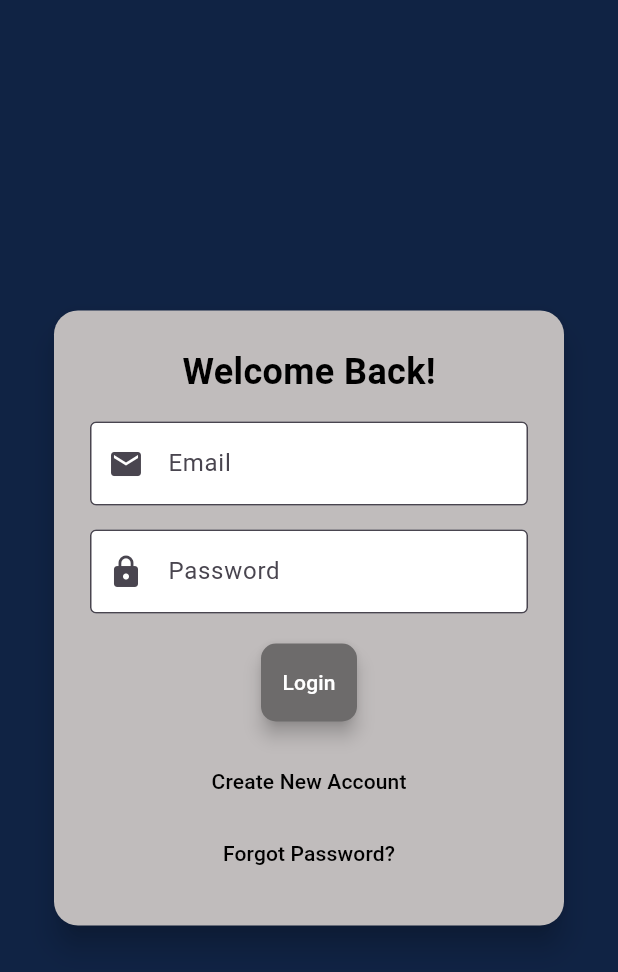
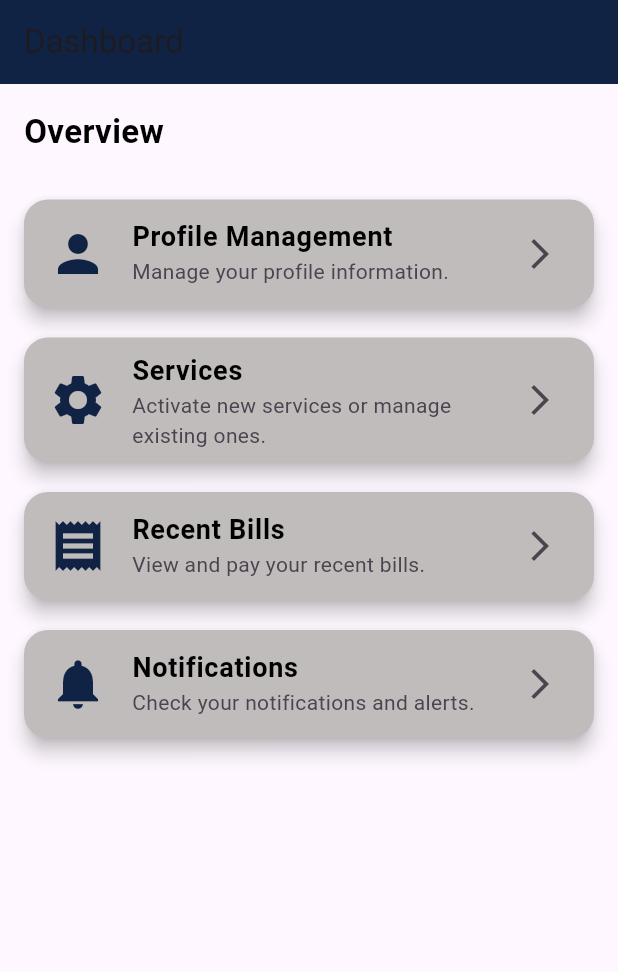
Before and after one commit to UCSC19-Middleware-Architechture-Group/Mobile-Frontend, a Flutter app: the screen it shows after launch, on a phone screen of 412 x 824 dp. Shown: the top 972 px of the screen. Run offline on Flutter 3.47's test engine with Material 3 defaults, Android fonts, the phone set to English and light mode, and no system bars.

Commit message:
Added dashboard page

```diff
--- a/lib/main.dart
+++ b/lib/main.dart
@@ -1,5 +1,6 @@
 import 'package:flutter/material.dart';
-import 'pages/login_page.dart';
+import 'pages/dashboard_page.dart'; // Import your dashboard page
+
 
 void main() {
   runApp(MyApp());
@@ -9,11 +10,15 @@
   @override
   Widget build(BuildContext context) {
     return MaterialApp(
-      title: 'Sri-Care',
+      title: 'Your App Title',
+      theme: ThemeData(
+        primarySwatch: Colors.blue,
+      ),
       initialRoute: '/',
       routes: {
-        '/': (context) => LoginPage(),
+        '/': (context) => DashboardPage(),
 
+        // Define other routes here
       },
     );
   }
--- /dev/null
+++ b/lib/pages/dashboard_page.dart
@@ -0,0 +1,98 @@
+import 'package:flutter/material.dart';
+
+class DashboardPage extends StatelessWidget {
+  @override
+  Widget build(BuildContext context) {
+    return Scaffold(
+      appBar: AppBar(
+        title: Text('Dashboard'), // Added title for clarity
+        backgroundColor: Color.fromARGB(255, 16, 35, 68), // Dark blue background
+      ),
+      body: Padding(
+        padding: const EdgeInsets.all(16.0),
+        child: Column(
+          crossAxisAlignment: CrossAxisAlignment.start,
+          children: [
+            Text(
+              'Overview',
+              style: TextStyle(
+                fontSize: 22,
+                fontWeight: FontWeight.bold,
+                color: Colors.black,
+              ),
+            ),
+            SizedBox(height: 20),
+            _buildCard(
+              title: 'Profile Management',
+              icon: Icons.person,
+              description: 'Manage your profile information.',
+              onTap: () {
+                // Navigate to profile management page
+                Navigator.pushNamed(context, '/profile');
+              },
+            ),
+            _buildCard(
+              title: 'Services',
+              icon: Icons.settings,
+              description: 'Activate new services or manage existing ones.',
+              onTap: () {
+                // Navigate to services page
+                Navigator.pushNamed(context, '/services');
+              },
+            ),
+            _buildCard(
+              title: 'Recent Bills',
+              icon: Icons.receipt,
+              description: 'View and pay your recent bills.',
+              onTap: () {
+                // Navigate to bills page
+                Navigator.pushNamed(context, '/bills');
+              },
+            ),
+            _buildCard(
+              title: 'Notifications',
+              icon: Icons.notifications,
+              description: 'Check your notifications and alerts.',
+              onTap: () {
+                // Navigate to notifications page
+                Navigator.pushNamed(context, '/notifications'); // Updated line
+              },
+            ),
+          ],
+        ),
+      ),
+    );
+  }
+
+  Widget _buildCard({
+    required String title,
+    required IconData icon,
+    required String description,
+    required Function() onTap,
+  }) {
+    return GestureDetector(
+      onTap: onTap,
+      child: Card(
+        shape: RoundedRectangleBorder(
+          borderRadius: BorderRadius.circular(16),
+        ),
+        elevation: 5,
+        margin: const EdgeInsets.symmetric(vertical: 10),
+        color: Color.fromARGB(255, 192, 188, 188), // Light gray background for cards
+        child: ListTile(
+          leading: Icon(icon, size: 40, color: Color.fromARGB(255, 16, 35, 68)),
+          title: Text(
+            title,
+            style: TextStyle(
+              fontSize: 18,
+              fontWeight: FontWeight.bold,
+              color: Colors.black,
+            ),
+          ),
+          subtitle: Text(description),
+          trailing: Icon(Icons.arrow_forward_ios),
+        ),
+      ),
+    );
+  }
+}
```
Also changed, not shown: lib/pages/login_page.dart (+56 -11 lines).
